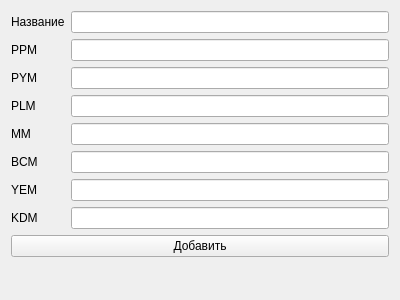
Old version of the form gui/AddRecord.ui in the repository Kroshy1984/MIOM.
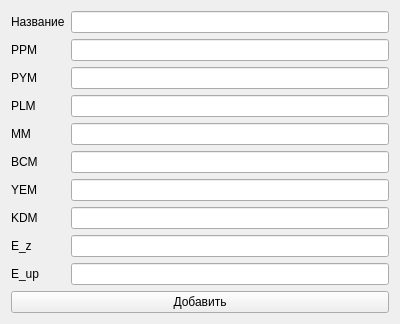
New version of the form.

Diff of the .ui file:
```diff
--- a/gui/AddRecord.ui
+++ b/gui/AddRecord.ui
@@ -96,6 +96,26 @@
      <item row="0" column="1">
       <widget class="QLineEdit" name="lineEditName"/>
      </item>
+     <item row="8" column="0">
+      <widget class="QLabel" name="label_9">
+       <property name="text">
+        <string>E_z</string>
+       </property>
+      </widget>
+     </item>
+     <item row="9" column="0">
+      <widget class="QLabel" name="label_10">
+       <property name="text">
+        <string>E_up</string>
+       </property>
+      </widget>
+     </item>
+     <item row="8" column="1">
+      <widget class="QLineEdit" name="lineEdit"/>
+     </item>
+     <item row="9" column="1">
+      <widget class="QLineEdit" name="lineEdit_2"/>
+     </item>
     </layout>
    </item>
    <item>
```
